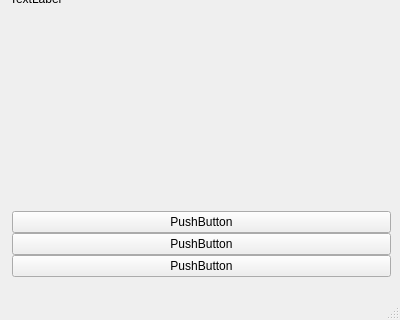
ridgeontheway/MotherBear, file MotherBear/View/Ui/MainWindowScreen.ui: the form before one commit; both pictures show x 0 to 400 and y 224 to 544 of the 400 by 544 pixel window.
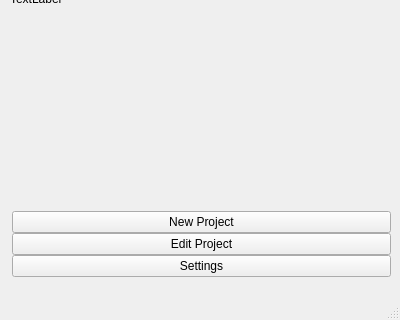
The form after the commit.

What changed in the file:
```diff
--- a/MotherBear/View/Ui/MainWindowScreen.ui
+++ b/MotherBear/View/Ui/MainWindowScreen.ui
@@ -75,21 +75,21 @@
            <item>
             <widget class="QPushButton" name="pushButton_3">
              <property name="text">
-              <string>PushButton</string>
+              <string>New Project</string>
              </property>
             </widget>
            </item>
            <item>
             <widget class="QPushButton" name="pushButton_2">
              <property name="text">
-              <string>PushButton</string>
+              <string>Edit Project</string>
              </property>
             </widget>
            </item>
            <item>
             <widget class="QPushButton" name="pushButton">
              <property name="text">
-              <string>PushButton</string>
+              <string>Settings</string>
              </property>
             </widget>
            </item>
```
Left out of the diff: 6 changed lines with no effect on the pictures.
